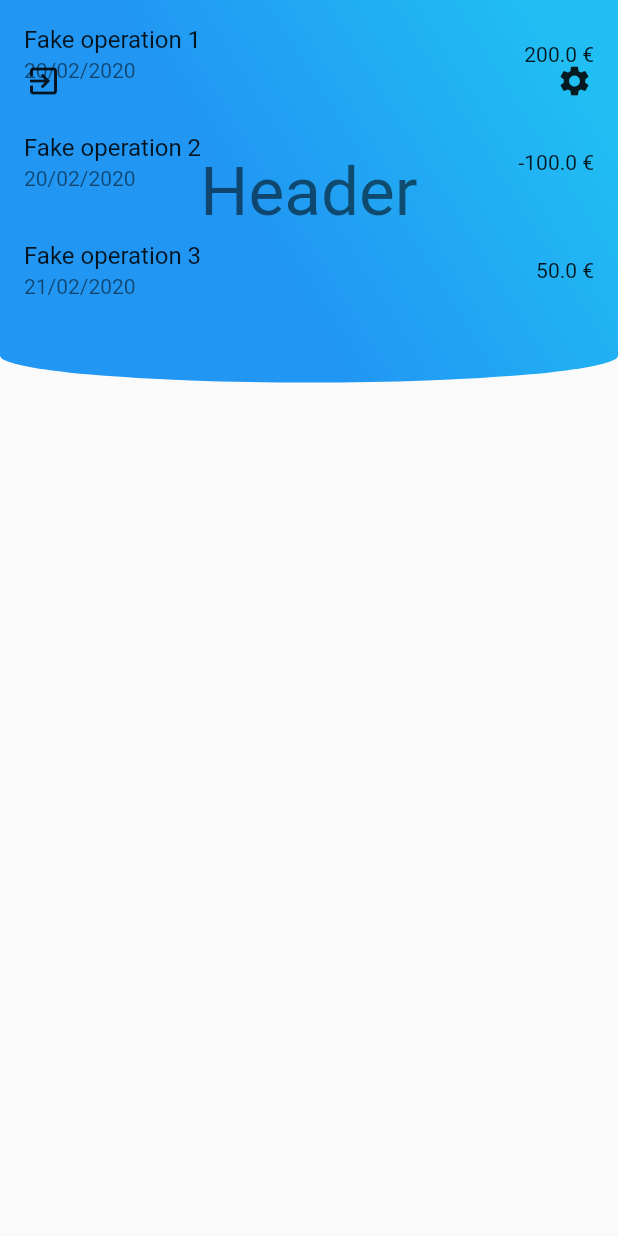
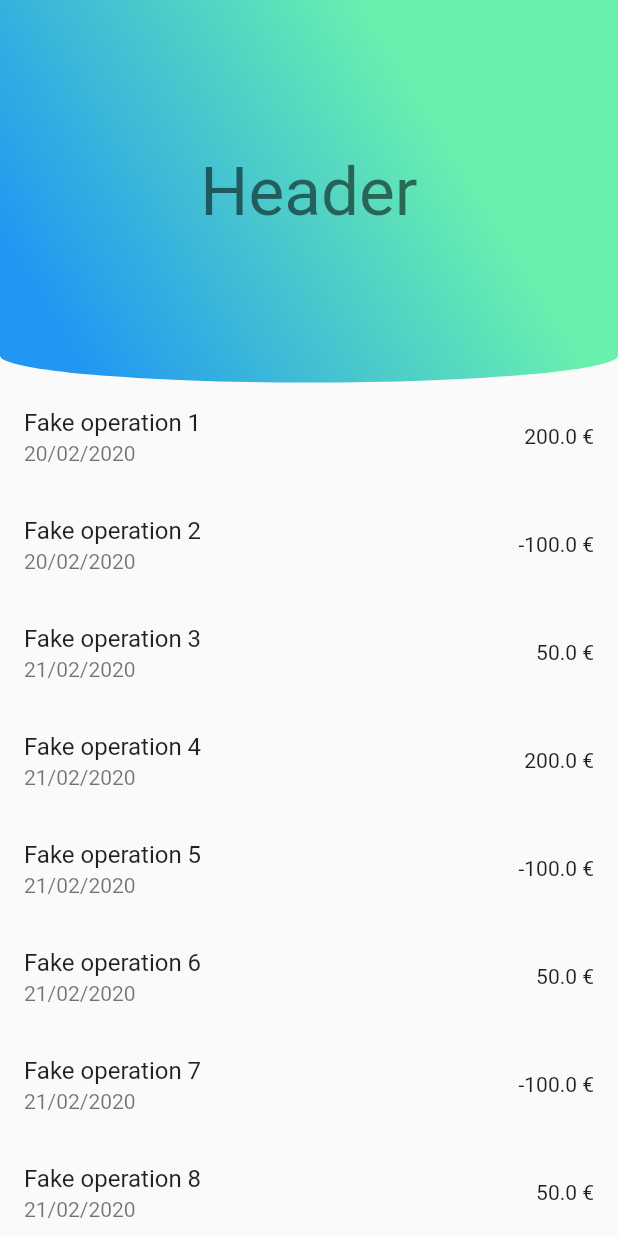
Before and after one commit to quentinlowette/treasurer, a Flutter app: the screen it shows after launch, on a phone screen of 412 x 824 dp. Run offline on Flutter 3.47's test engine with Material 2 defaults, Android fonts, the phone set to English and light mode, and no system bars; our stand-ins replace get_it, provider_architecture, sqflite; accounts and stored records are empty.

Commit message:
basic layout and add fake data

```diff
--- a/lib/core/services/storage.service.dart
+++ b/lib/core/services/storage.service.dart
@@ -57,10 +57,50 @@ class FakeStorageService extends StorageService {
         id: 3,
         isCash: true,
         receiptPhotoPath: "/fake/path/to/receipt/3");
+    Operation op4 = Operation(
+        amount: 200.0,
+        date: DateTime.utc(2020, 2, 21, 12, 00),
+        description: "Fake operation 4",
+        id: 4,
+        isCash: false,
+        receiptPhotoPath: "/fake/path/to/receipt/1");
+    Operation op5 = Operation(
+        amount: -100.0,
+        date: DateTime.utc(2020, 2, 21, 13, 00),
+        description: "Fake operation 5",
+        id: 5,
+        isCash: false,
+        receiptPhotoPath: "/fake/path/to/receipt/2");
+    Operation op6 = Operation(
+        amount: 50.0,
+        date: DateTime.utc(2020, 2, 21, 14, 00),
+        description: "Fake operation 6",
+        id: 6,
+        isCash: true,
+        receiptPhotoPath: "/fake/path/to/receipt/3");
+    Operation op7 = Operation(
+        amount: -100.0,
+        date: DateTime.utc(2020, 2, 21, 13, 00),
+        description: "Fake operation 7",
+        id: 7,
+        isCash: false,
+        receiptPhotoPath: "/fake/path/to/receipt/2");
+    Operation op8 = Operation(
+        amount: 50.0,
+        date: DateTime.utc(2020, 2, 21, 14, 00),
+        description: "Fake operation 8",
+        id: 8,
+        isCash: true,
+        receiptPhotoPath: "/fake/path/to/receipt/3");
     List<Operation> operations = List<Operation>();
     operations.add(op1);
     operations.add(op2);
     operations.add(op3);
+    operations.add(op4);
+    operations.add(op5);
+    operations.add(op6);
+    operations.add(op7);
+    operations.add(op8);
 
     await Future.delayed(Duration(seconds: 3), () => null);
     return operations;
--- a/lib/ui/views/account.v.dart
+++ b/lib/ui/views/account.v.dart
@@ -17,36 +17,13 @@ class AccountView extends StatelessWidget {
                   ? Center(
                       child: CircularProgressIndicator(),
                     )
-                  : Stack(
-                      children: <Widget>[
-                        AccountHeader(),
-                        SafeArea(
-                          child: ListView.builder(
-                              itemCount: model.operations.length,
-                              itemBuilder: (context, index) {
-                                return OperationTile(
-                                    operation: model.operations[index]);
-                              })),
-                        Positioned(
-                          top: 30,
-                          left: 5,
-                          child: IconButton(
-                            icon: Icon(Icons.exit_to_app),
-                            onPressed: () {
-                              print("logout");
-                            },
-                          ),
-                        ),
-                        Positioned(
-                          top: 30,
-                          right: 5,
-                          child: IconButton(
-                            icon: Icon(Icons.settings),
-                            onPressed: () {
-                              print("settings");
-                            },
-                          ),
-                        ),
-                      ],
-                    )));
+                  : ListView.builder(
+                      itemCount: model.operations.length + 1,
+                      itemBuilder: (context, index) {
+                        if (index == 0) {
+                          return AccountHeader();
+                        }
+                        return OperationTile(
+                            operation: model.operations[index - 1]);
+                      })));
 }
--- a/lib/ui/widgets/accountHeader.dart
+++ b/lib/ui/widgets/accountHeader.dart
@@ -8,9 +8,9 @@ class AccountHeader extends StatelessWidget {
           gradient: LinearGradient(
             begin: Alignment.topRight,
             end: Alignment.bottomLeft,
-            stops: [0.1, 0.6],
+            stops: [0.3, 0.9],
             colors: [
-              Theme.of(context).primaryColor.withGreen(190),
+              Colors.greenAccent,
               Theme.of(context).primaryColor,
             ],
           ),
```
